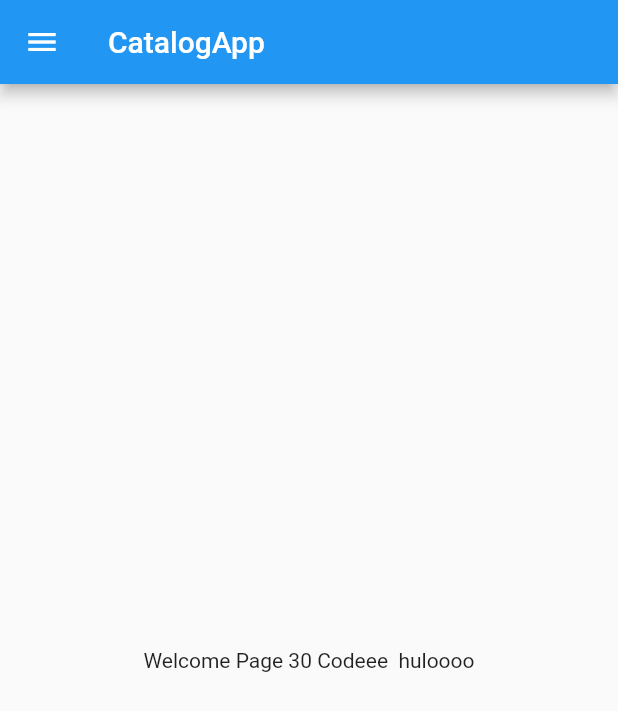
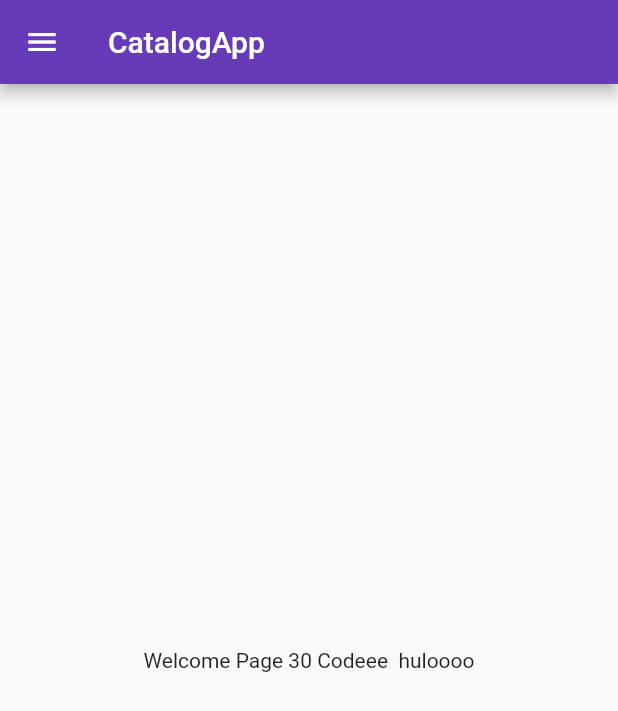
Before and after one commit to karan-17/Flutterapp1, a Flutter app: the screen it shows after launch, on a phone screen of 412 x 824 dp. Shown: the top 711 px of the screen. Run offline on Flutter 3.47's test engine with Material 2 defaults, Android fonts, the phone set to English and light mode, and no system bars.

Commit message:
day3 completed

```diff
--- a/lib/main.dart
+++ b/lib/main.dart
@@ -1,11 +1,10 @@
-import 'package:codeytapp/home_page.dart';
+import 'package:codeytapp/pages/home_page.dart';
+import 'package:codeytapp/pages/login_page.dart';
 import 'package:flutter/material.dart';
 void main(){
   runApp(MyApp());
 }
 class MyApp extends StatelessWidget {
-  const MyApp({Key key}) : super(key: key);
-
   @override
   Widget build(BuildContext context) {
 
@@ -17,7 +16,21 @@ class MyApp extends StatelessWidget {
     //const mein change nahin kar skte kuch
 */
     return MaterialApp(
-        home: HomePage(),
+        //home: HomePage(),
+        themeMode: ThemeMode.light,
+        theme: ThemeData(
+          primarySwatch: Colors.deepPurple),
+        darkTheme: ThemeData(
+         brightness: Brightness.dark,
+          //primarySwatch: Colors.blueGrey,
+        ),
+      initialRoute: "/home",
+      routes: {
+          "/" : (context)=>LoginPage(),
+        "/home":(context)=>HomePage(),
+        // "/" is the default route(home)
+        "/login": (context)=>LoginPage()
+      },
     );
   }
 }
```
Also changed, not shown: lib/pages/login_page.dart (added, +16 -0 lines), lib/pages/home_page.dart (renamed from lib/home_page.dart).
